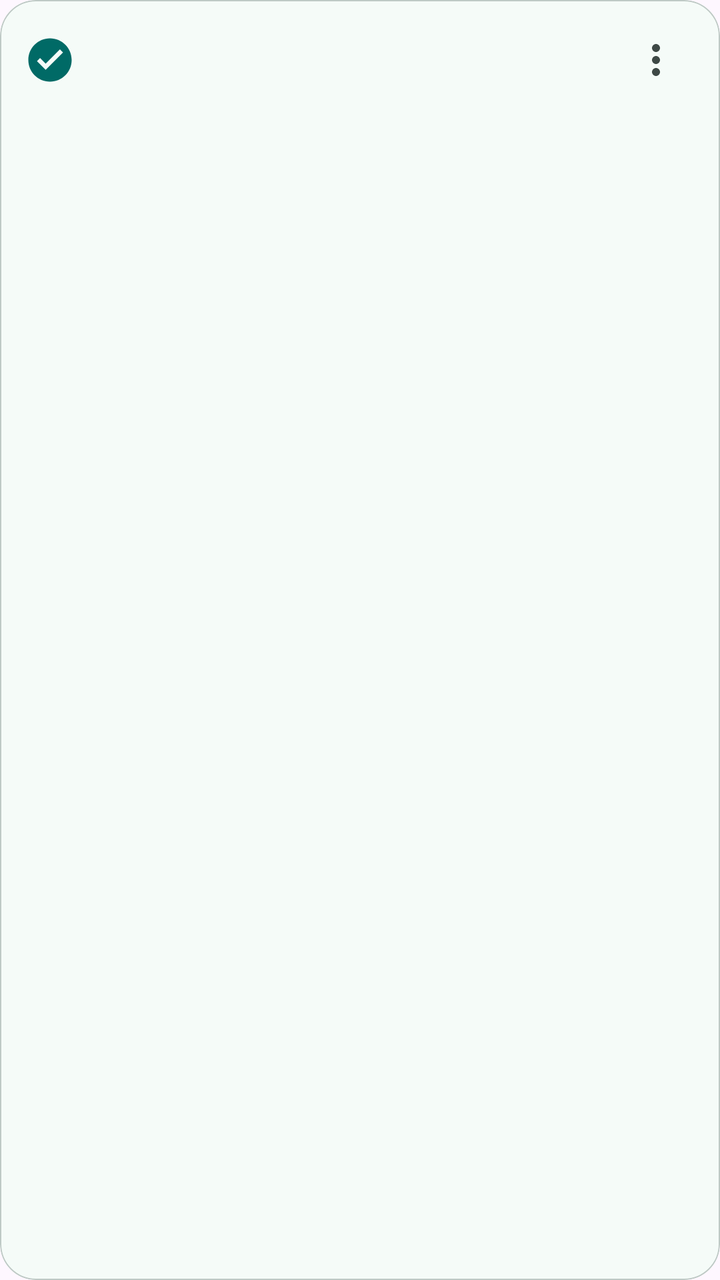
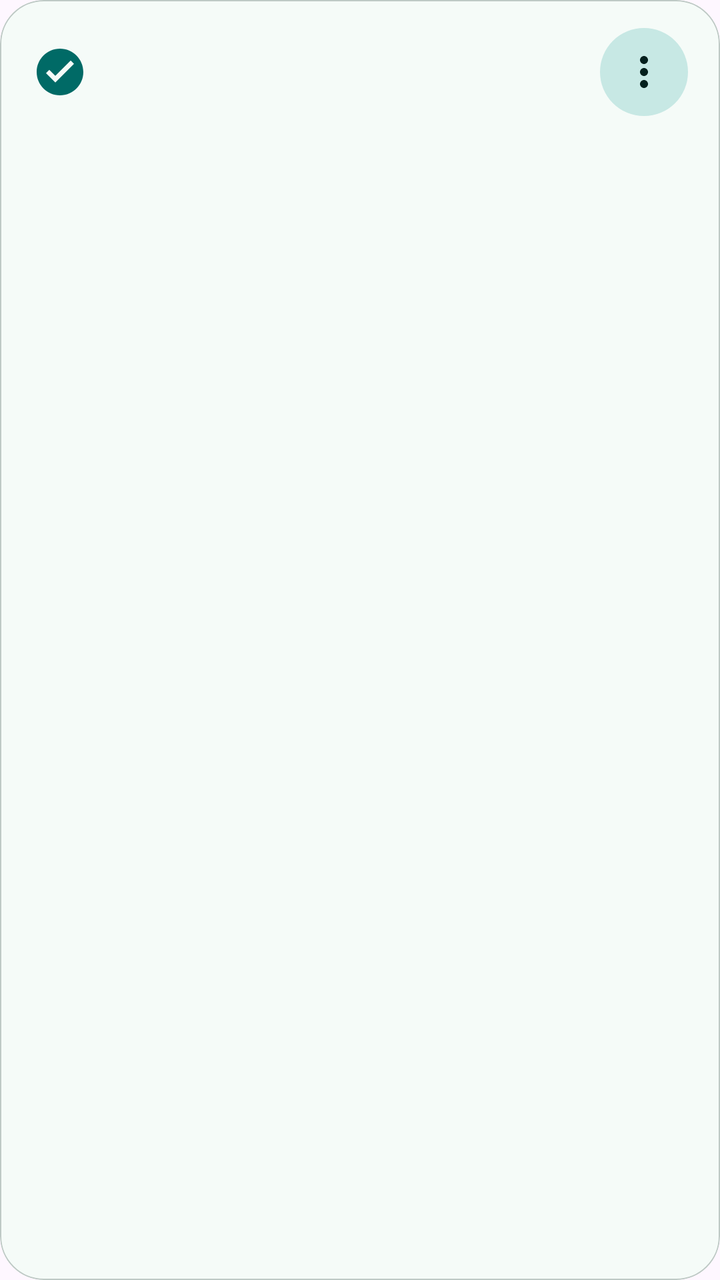

Two renders of the same Android screen: before a commit and after it. Below are the layout's source before the change and the commit's diff.
<!-- AndroidManifest.xml: application theme Theme.ClassSchedule -->
<!-- res/layout/item_profile.xml -->
<?xml version="1.0" encoding="utf-8"?>
<com.google.android.material.card.MaterialCardView xmlns:android="http://schemas.android.com/apk/res/android"
    xmlns:app="http://schemas.android.com/apk/res-auto"
    android:id="@+id/card_profile"
    android:layout_width="match_parent"
    android:layout_height="wrap_content"
    android:layout_marginVertical="5dp"
    android:clickable="true"
    android:focusable="true"
    android:foreground="?attr/selectableItemBackground"
    app:cardCornerRadius="18dp"
    app:cardElevation="0dp"
    app:cardBackgroundColor="?attr/colorSurface"
    app:strokeColor="?attr/colorOutlineVariant"
    app:strokeWidth="0.8dp">

    <LinearLayout
        android:layout_width="match_parent"
        android:layout_height="wrap_content"
        android:gravity="center_vertical"
        android:orientation="horizontal"
        android:paddingHorizontal="12dp"
        android:paddingVertical="10dp">

        <ImageView
            android:id="@+id/iv_active"
            android:layout_width="26dp"
            android:layout_height="26dp"
            android:contentDescription="@null"
            android:src="@drawable/ic_check_circle_filled" />

        <LinearLayout
            android:layout_width="0dp"
            android:layout_height="wrap_content"
            android:layout_marginStart="10dp"
            android:layout_weight="1"
            android:orientation="vertical">

            <TextView
                android:id="@+id/tv_profile_name"
                android:layout_width="wrap_content"
                android:layout_height="wrap_content"
                android:textAppearance="@style/TextAppearance.Material3.TitleMedium"
                android:textStyle="bold"
                android:textColor="?attr/colorOnSurface" />

            <TextView
                android:id="@+id/tv_profile_meta"
                android:layout_width="wrap_content"
                android:layout_height="wrap_content"
                android:layout_marginTop="2dp"
                android:textAppearance="@style/TextAppearance.Material3.BodySmall"
                android:textColor="?attr/colorOnSurfaceVariant" />
        </LinearLayout>

        <ImageButton
            android:id="@+id/btn_profile_more"
            android:layout_width="40dp"
            android:layout_height="40dp"
            android:background="?attr/selectableItemBackgroundBorderless"
            android:contentDescription="更多操作"
            android:src="@drawable/ic_more_vert" />
    </LinearLayout>
</com.google.android.material.card.MaterialCardView>
<!-- resources referenced by this layout -->
<resources>
  <style name="Theme.ClassSchedule" parent="Theme.Material3.DayNight.NoActionBar">
          <item name="colorPrimary">@color/md_primary</item>
          <item name="colorOnPrimary">@color/md_on_primary</item>
          <item name="colorPrimaryContainer">@color/md_primary_container</item>
          <item name="colorOnPrimaryContainer">@color/md_on_primary_container</item>
          <item name="colorSecondary">@color/md_secondary</item>
          <item name="colorOnSecondary">@color/md_on_secondary</item>
          <item name="colorSecondaryContainer">@color/md_secondary_container</item>
          <item name="colorOnSecondaryContainer">@color/md_on_secondary_container</item>
          <item name="colorTertiary">@color/md_tertiary</item>
          <item name="colorOnTertiary">@color/md_on_tertiary</item>
          <item name="colorTertiaryContainer">@color/md_tertiary_container</item>
          <item name="colorOnTertiaryContainer">@color/md_on_tertiary_container</item>
          <item name="colorSurface">@color/md_surface</item>
          <item name="colorOnSurface">@color/md_on_surface</item>
          <item name="colorSurfaceVariant">@color/md_surface_variant</item>
          <item name="colorOnSurfaceVariant">@color/md_on_surface_variant</item>
          <item name="colorSurfaceContainer">@color/md_surface_container</item>
          <item name="colorOutline">@color/md_outline</item>
          <item name="colorOutlineVariant">@color/md_outline_variant</item>
          <item name="colorError">@color/md_error</item>
          <item name="colorOnError">@color/md_on_error</item>
          <item name="colorErrorContainer">@color/md_error_container</item>
          <item name="colorOnErrorContainer">@color/md_on_error_container</item>
          <item name="android:statusBarColor">@android:color/transparent</item>
          <item name="android:navigationBarColor">@android:color/transparent</item>
          <item name="android:windowLayoutInDisplayCutoutMode">shortEdges</item>
          <item name="android:windowLightStatusBar">@bool/light_status_bar</item>
          <item name="android:windowLightNavigationBar">@bool/light_status_bar</item>
          <item name="bottomNavigationStyle">@style/Widget.ClassSchedule.BottomNav</item>
      </style>
  <color name="md_primary">#006A66</color>
  <color name="md_tertiary">#436279</color>
  <color name="md_surface">#F5FBF8</color>
  <color name="md_outline">#6E7976</color>
  <color name="md_error">#BA1A1A</color>
  <color name="md_on_error">#FFFFFF</color>
  <!-- unchanged entries left out for length: 21 -->
</resources>

<!-- the commit's change to res/layout/item_profile.xml (unified diff, before → after) -->
@@ -4,11 +4,11 @@
     android:id="@+id/card_profile"
     android:layout_width="match_parent"
     android:layout_height="wrap_content"
-    android:layout_marginVertical="5dp"
+    android:layout_marginVertical="7dp"
     android:clickable="true"
     android:focusable="true"
     android:foreground="?attr/selectableItemBackground"
-    app:cardCornerRadius="18dp"
+    app:cardCornerRadius="22dp"
     app:cardElevation="0dp"
     app:cardBackgroundColor="?attr/colorSurface"
     app:strokeColor="?attr/colorOutlineVariant"
@@ -19,46 +19,51 @@
         android:layout_height="wrap_content"
         android:gravity="center_vertical"
         android:orientation="horizontal"
-        android:paddingHorizontal="12dp"
-        android:paddingVertical="10dp">
+        android:paddingHorizontal="16dp"
+        android:paddingVertical="14dp">
 
         <ImageView
             android:id="@+id/iv_active"
-            android:layout_width="26dp"
-            android:layout_height="26dp"
+            android:layout_width="28dp"
+            android:layout_height="28dp"
             android:contentDescription="@null"
             android:src="@drawable/ic_check_circle_filled" />
 
         <LinearLayout
             android:layout_width="0dp"
             android:layout_height="wrap_content"
-            android:layout_marginStart="10dp"
+            android:layout_marginStart="12dp"
             android:layout_weight="1"
             android:orientation="vertical">
 
             <TextView
                 android:id="@+id/tv_profile_name"
-                android:layout_width="wrap_content"
+                android:layout_width="match_parent"
                 android:layout_height="wrap_content"
+                android:ellipsize="end"
+                android:maxLines="1"
                 android:textAppearance="@style/TextAppearance.Material3.TitleMedium"
                 android:textStyle="bold"
                 android:textColor="?attr/colorOnSurface" />
 
             <TextView
                 android:id="@+id/tv_profile_meta"
-                android:layout_width="wrap_content"
+                android:layout_width="match_parent"
                 android:layout_height="wrap_content"
-                android:layout_marginTop="2dp"
+                android:layout_marginTop="3dp"
+                android:ellipsize="end"
+                android:maxLines="1"
                 android:textAppearance="@style/TextAppearance.Material3.BodySmall"
                 android:textColor="?attr/colorOnSurfaceVariant" />
         </LinearLayout>
 
         <ImageButton
             android:id="@+id/btn_profile_more"
-            android:layout_width="40dp"
-            android:layout_height="40dp"
-            android:background="?attr/selectableItemBackgroundBorderless"
+            android:layout_width="44dp"
+            android:layout_height="44dp"
+            android:background="@drawable/bg_more_button"
             android:contentDescription="更多操作"
-            android:src="@drawable/ic_more_vert" />
+            android:src="@drawable/ic_more_vert"
+            app:tint="?attr/colorOnSecondaryContainer" />
     </LinearLayout>
 </com.google.android.material.card.MaterialCardView>
<!-- resource entries referenced after the edit -->
@@ -1,5 +1,20 @@
 <!-- resources referenced by this layout -->
 <resources>
+  <!-- drawable bg_more_button (drawable) -->
+  <?xml version="1.0" encoding="utf-8"?>
+  <ripple xmlns:android="http://schemas.android.com/apk/res/android"
+      android:color="?attr/colorControlHighlight">
+      <item android:id="@android:id/mask">
+          <shape android:shape="oval">
+              <solid android:color="@android:color/white" />
+          </shape>
+      </item>
+      <item>
+          <shape android:shape="oval">
+              <solid android:color="?attr/colorSecondaryContainer" />
+          </shape>
+      </item>
+  </ripple>
   <style name="Theme.ClassSchedule" parent="Theme.Material3.DayNight.NoActionBar">
           <item name="colorPrimary">@color/md_primary</item>
           <item name="colorOnPrimary">@color/md_on_primary</item>
@@ -30,6 +45,8 @@
           <item name="android:windowLightStatusBar">@bool/light_status_bar</item>
           <item name="android:windowLightNavigationBar">@bool/light_status_bar</item>
           <item name="bottomNavigationStyle">@style/Widget.ClassSchedule.BottomNav</item>
+          <item name="materialAlertDialogTheme">@style/Theme.ClassSchedule.AlertDialog</item>
+          <item name="bottomSheetDialogTheme">@style/Theme.ClassSchedule.BottomSheetDialog</item>
       </style>
   <color name="md_primary">#006A66</color>
   <color name="md_tertiary">#436279</color>
@@ -37,6 +54,20 @@
   <color name="md_outline">#6E7976</color>
   <color name="md_error">#BA1A1A</color>
   <color name="md_on_error">#FFFFFF</color>
+  <style name="Theme.ClassSchedule.AlertDialog" parent="ThemeOverlay.Material3.MaterialAlertDialog">
+          <item name="shapeAppearanceOverlay">@style/ShapeAppearance.ClassSchedule.AlertDialog</item>
+      </style>
+  <style name="Theme.ClassSchedule.BottomSheetDialog" parent="ThemeOverlay.Material3.BottomSheetDialog">
+          <item name="shapeAppearanceOverlay">@style/ShapeAppearance.ClassSchedule.BottomSheetDialog</item>
+      </style>
+  <style name="ShapeAppearance.ClassSchedule.AlertDialog" parent="">
+          <item name="cornerFamily">rounded</item>
+          <item name="cornerSize">28dp</item>
+      </style>
+  <style name="ShapeAppearance.ClassSchedule.BottomSheetDialog" parent="">
+          <item name="cornerFamily">rounded</item>
+          <item name="cornerSize">28dp</item>
+      </style>
   <!-- unchanged entries left out for length: 21 -->
 </resources>
 
